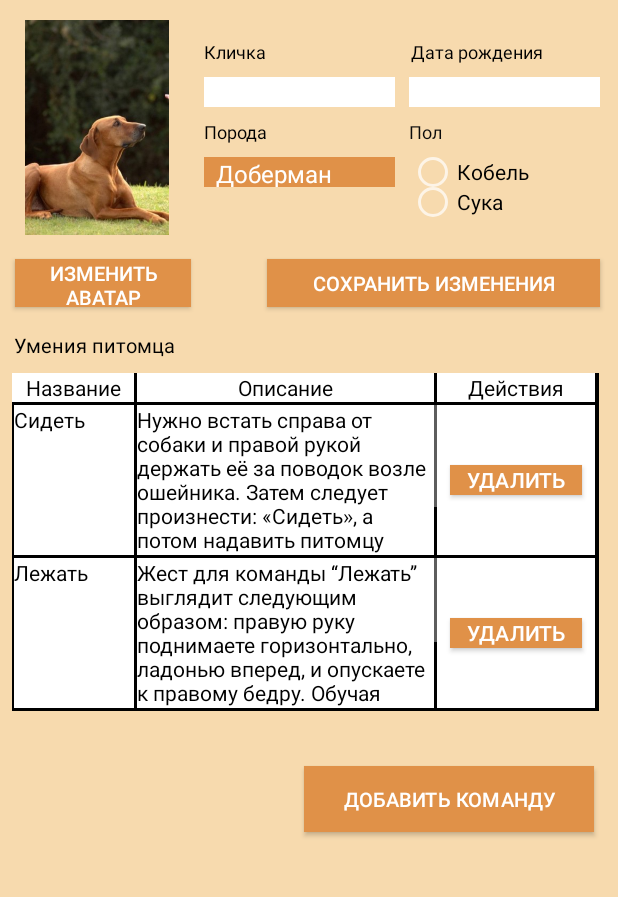
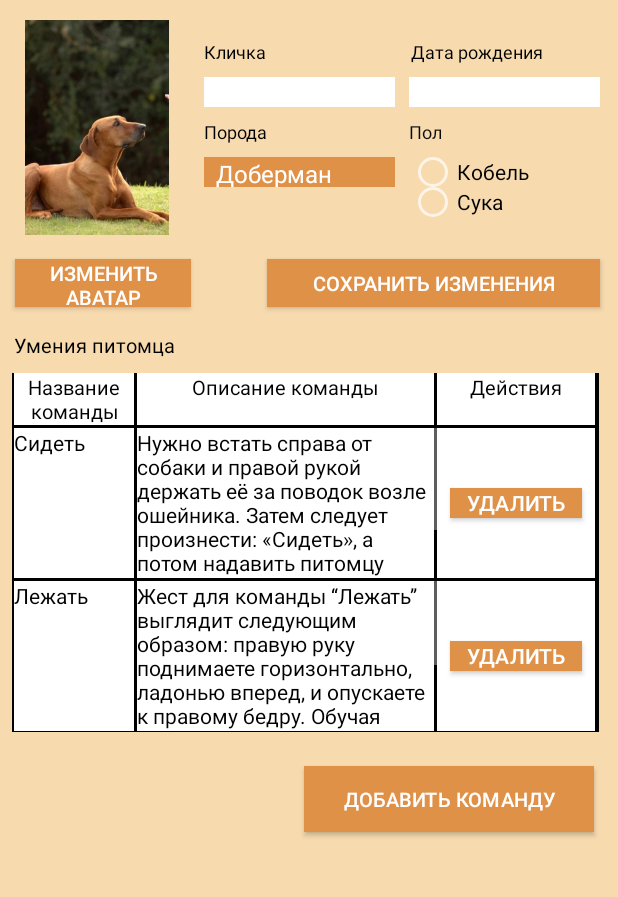
Before and after one commit to moevm/adfmp1h24-dog_trainer, an Android app: the layout activity_edit_pet_profile.xml on its own in the app's theme, with its tools: preview values and no code run, on a phone screen of 412 x 824 dp, the part 240-1137 px from its top. Run offline under Robolectric (Android 15) with nearby library versions, the phone set to English and light mode, and no system bars.

Commit message:
added edit pet profile

```diff
--- a/DogTrainer/app/src/main/java/application_development_for_mobile_platforms/dog_trainer/ViewPetProfileActivity.kt
+++ b/DogTrainer/app/src/main/java/application_development_for_mobile_platforms/dog_trainer/EditPetProfileActivity.kt
@@ -1,14 +1,11 @@
 package application_development_for_mobile_platforms.dog_trainer
 
 import android.os.Bundle
-import androidx.activity.enableEdgeToEdge
 import androidx.appcompat.app.AppCompatActivity
-import androidx.core.view.ViewCompat
-import androidx.core.view.WindowInsetsCompat
 
-class ViewPetProfileActivity : AppCompatActivity() {
+class EditPetProfileActivity : AppCompatActivity() {
     override fun onCreate(savedInstanceState: Bundle?) {
         super.onCreate(savedInstanceState)
-        setContentView(R.layout.activity_view_pet_profile)
+        setContentView(R.layout.activity_edit_pet_profile)
     }
 }
--- a/DogTrainer/app/src/main/res/layout/activity_view_pet_profile.xml
+++ b/DogTrainer/app/src/main/res/layout/activity_edit_pet_profile.xml
@@ -6,8 +6,7 @@
     android:layout_width="match_parent"
     android:layout_height="match_parent"
     android:background="@color/mainBackground"
-    tools:ignore="ExtraText">
-    tools:context=".viewPetProfile">
+    tools:context=".EditPetProfileActivity">
 
     <View
         android:id="@+id/topRectangle"
@@ -258,7 +257,7 @@
     <TableLayout
         android:id="@+id/skillsTable"
         android:layout_width="391dp"
-        android:layout_height="225dp"
+        android:layout_height="239dp"
         android:layout_marginTop="8dp"
         android:background="@color/black"
         app:layout_constraintEnd_toEndOf="parent"
@@ -274,11 +273,12 @@
                 android:id="@+id/commandNameText"
                 android:layout_width="80dp"
                 android:layout_height="match_parent"
+                android:layout_marginLeft="1dp"
                 android:layout_marginRight="2dp"
                 android:layout_marginBottom="2dp"
-                android:autoSizeTextType="uniform"
                 android:background="#FFFFFF"
-                android:text="@string/AchievementsName"
+                android:text="@string/CommandName"
+                android:textSize="13sp"
                 android:textAlignment="center"
                 android:textColor="#000000" />
 
@@ -288,9 +288,9 @@
                 android:layout_height="match_parent"
                 android:layout_marginRight="2dp"
                 android:layout_marginBottom="2dp"
-                android:autoSizeTextType="uniform"
                 android:background="#FFFFFF"
-                android:text="@string/AchievementsDescription"
+                android:text="@string/CommandDescription"
+                android:textSize="13sp"
                 android:textAlignment="center"
                 android:textColor="#000000" />
 
@@ -300,7 +300,7 @@
                 android:layout_height="match_parent"
                 android:layout_marginRight="-1dp"
                 android:layout_marginBottom="2dp"
-                android:autoSizeTextType="uniform"
+                android:textSize="13sp"
                 android:background="#FFFFFF"
                 android:text="@string/actions"
                 android:textAlignment="center"
@@ -366,7 +366,7 @@
 
         <TableRow
             android:layout_width="match_parent"
-            android:layout_height="match_parent">
+            android:layout_height="100dp">
 
             <TextView
                 android:id="@+id/secondCommand"
@@ -374,7 +374,6 @@
                 android:layout_height="100dp"
                 android:layout_marginLeft="1dp"
                 android:layout_marginRight="2dp"
-                android:layout_marginBottom="2dp"
                 android:autoSizeTextType="none"
                 android:background="#FFFFFF"
                 android:text="@string/lie"
@@ -398,7 +397,7 @@
 
             <FrameLayout
                 android:layout_width="match_parent"
-                android:layout_height="match_parent"
+                android:layout_height="100dp"
                 android:layout_marginRight="-1dp"
                 android:layout_marginBottom="2dp"
                 android:background="#FFFFFF">
@@ -419,7 +418,7 @@
     </TableLayout>
 
     <ImageView
-        android:id="@+id/imageView2"
+        android:id="@+id/imageAvatar"
         android:layout_width="129dp"
         android:layout_height="143dp"
         app:layout_constraintBottom_toBottomOf="parent"
```
